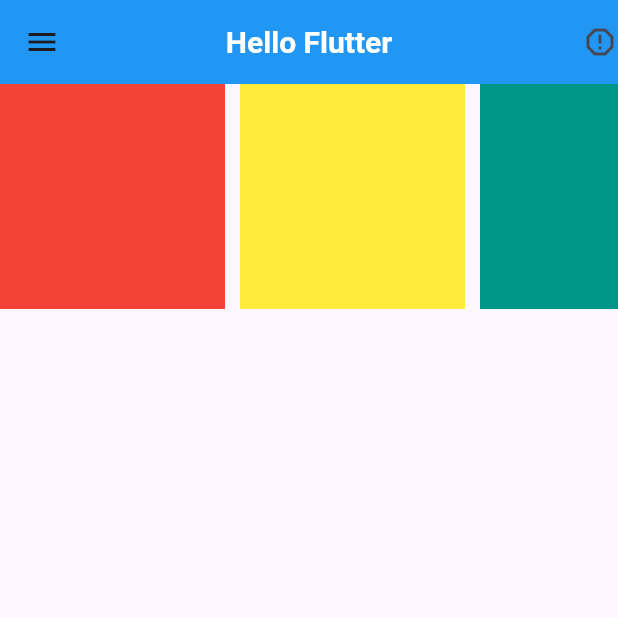
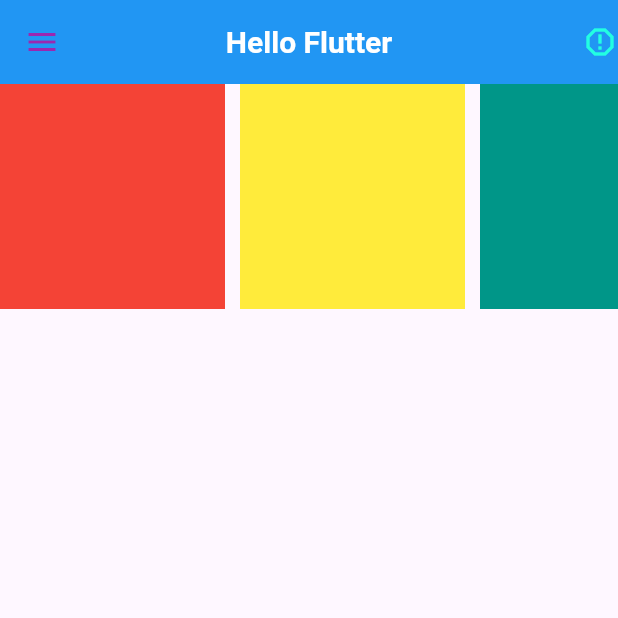
Before and after one commit to Mahim123-Hassan/flutter-1st-project, a Flutter app: the screen it shows after launch, on a phone screen of 412 x 824 dp, the top half of it. Run offline on Flutter 3.47's test engine with Material 3 defaults, Android fonts, the phone set to English and light mode, and no system bars.

```diff
--- a/lib/main.dart
+++ b/lib/main.dart
@@ -14,8 +14,13 @@ class MyApp extends StatelessWidget {
       home: SafeArea(
         child: Scaffold(
           appBar: AppBar(
-            leading: Icon(Icons.menu),
-            actions: [Icon(Icons.report_gmailerrorred)],
+            leading: Icon(Icons.menu, color: Colors.purple),
+            actions: [
+              Icon(
+                Icons.report_gmailerrorred,
+                color: const Color.fromARGB(255, 34, 255, 226),
+              ),
+            ],
             title: Text(
               "Hello Flutter",
 
@@ -44,6 +49,7 @@ class MyApp extends StatelessWidget {
                 Container(width: 150, height: 150, color: Colors.teal),
                 SizedBox(width: 10),
                 Container(width: 150, height: 150, color: Colors.pinkAccent),
+                Container(width: 150, height: 150, color: Colors.black),
               ],
             ),
           ),
```
